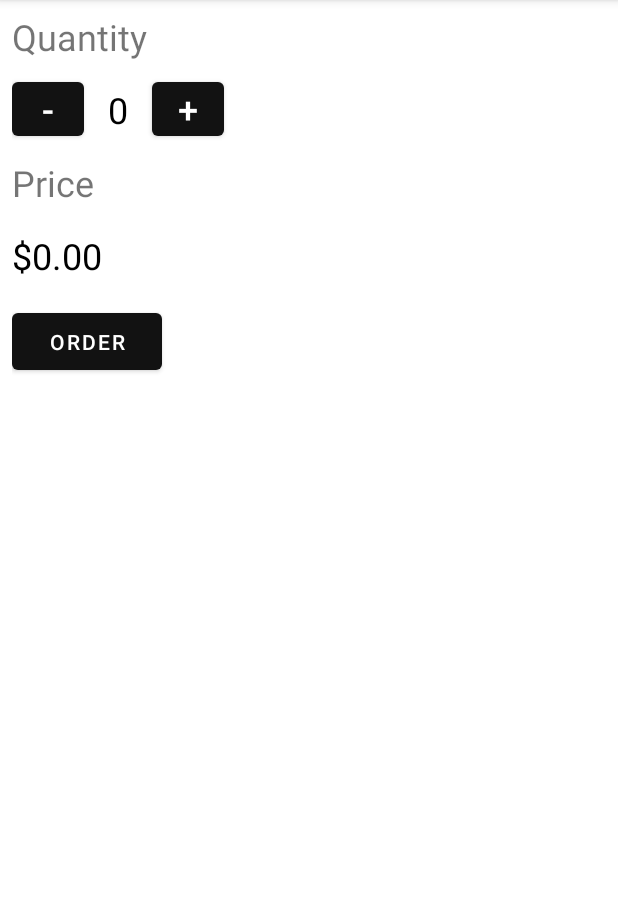
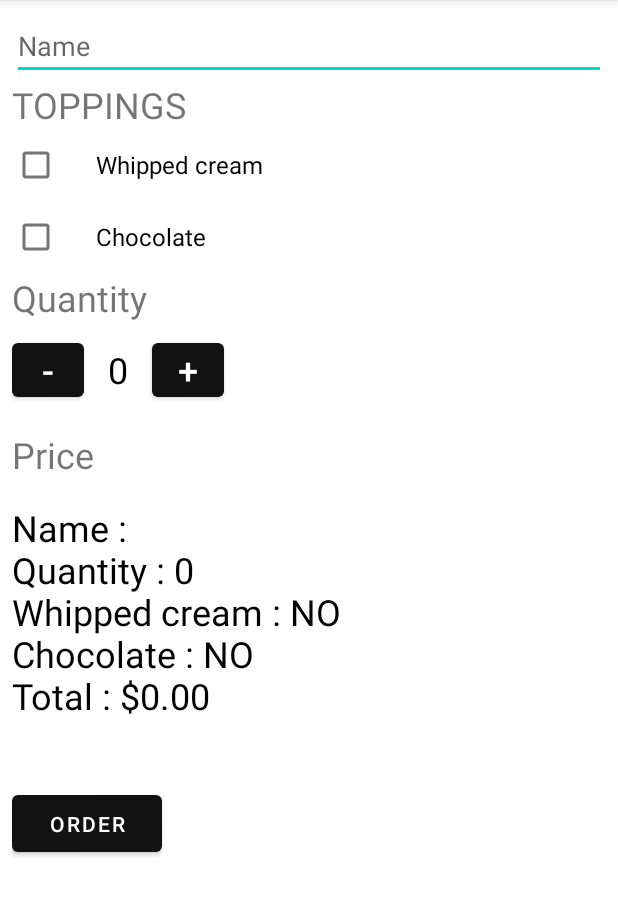
Before and after one commit to EngrTAHAR-Noureddine/udacity_google, an Android app: the screen it shows after launch (MainActivity), after a tap on "ORDER", on a phone screen of 412 x 824 dp, the part 84-1000 px from its top. Run offline under Robolectric (Android 15) with nearby library versions, the phone set to English and light mode, and no system bars.

Commit message:
add checkbox , add some styling , add intent mail

```diff
--- a/second_lesson_inputUI/app/src/main/java/com/example/second_lesson/MainActivity.java
+++ b/second_lesson_inputUI/app/src/main/java/com/example/second_lesson/MainActivity.java
@@ -2,8 +2,12 @@ package com.example.second_lesson;
 
 import androidx.appcompat.app.AppCompatActivity;
 
+import android.content.Intent;
+import android.net.Uri;
 import android.os.Bundle;
 import android.view.View;
+import android.widget.CheckBox;
+import android.widget.EditText;
 import android.widget.TextView;
 
 import java.text.NumberFormat;
@@ -15,6 +19,9 @@ public class MainActivity extends AppCompatActivity {
         setContentView(R.layout.activity_main);
     }
     int numberCoffees =0;
+    boolean hasCream = false;
+    boolean hasChocolate =false;
+    String hasName = "Name";
     public void incrementQuantity(View view){
         numberCoffees++;
         display(numberCoffees);
@@ -23,21 +30,50 @@ public class MainActivity extends AppCompatActivity {
         if(numberCoffees>0)numberCoffees--;
         display(numberCoffees);
     }
-    public void submitOrder(View view){
-
-        displayPrice(numberCoffees * 20);
-    }
     private void display(int number){
         TextView quantityTextView = (TextView) findViewById(R.id.quantity_text_view);
         quantityTextView.setText(""+number);
     }
+
+    public void submitOrder(View view){
+        CheckBox checkBox = (CheckBox) findViewById(R.id.notify_me_checkbox);
+        hasCream = checkBox.isChecked();
+        checkBox = (CheckBox) findViewById(R.id.chocolate_checkbox);
+        hasChocolate = checkBox.isChecked();
+        EditText editText = (EditText) findViewById(R.id.album_description_view);
+        hasName = editText.getText().toString();
+
+        displayPrice(numberCoffees * 20);
+    }
+
     /**
      * This method displays the given price on the screen.
      */
 
     private void displayPrice(int number) {
         TextView priceTextView = (TextView) findViewById(R.id.price_text_view);
-        priceTextView.setText(NumberFormat.getCurrencyInstance().format(number));
+        String name = "Name : ";
+        if(hasName!=null) name+=hasName; else name+="from App";
+        String text = name+"\n";
+         text += String.format("Quantity : %d \n", numberCoffees);
+        text += "Whipped cream :";
+        if(hasCream) text += " YES\n"; else text += " NO\n";
+        text += "Chocolate :";
+        if(hasChocolate) text += " YES\n"; else text += " NO\n";
+        text += "Total : "+NumberFormat.getCurrencyInstance().format(number)+"\n";
+
+
+        priceTextView.setText(text);
+        composeEmail(name,text);
     }
-
+    public void composeEmail( String subject,String body) {
+        Intent intent = new Intent(Intent.ACTION_SENDTO);
+        intent.setData(Uri.parse("mailto:")); // only email apps should handle this
+        //intent.putExtra(Intent.EXTRA_EMAIL, addresses);
+        intent.putExtra(Intent.EXTRA_SUBJECT, subject);
+        intent.putExtra(Intent.EXTRA_TEXT, body);
+        if (intent.resolveActivity(getPackageManager()) != null) {
+            startActivity(intent);
+        }
+    }
 }
--- a/second_lesson_inputUI/app/src/main/res/layout/activity_main.xml
+++ b/second_lesson_inputUI/app/src/main/res/layout/activity_main.xml
@@ -1,20 +1,56 @@
 <?xml version="1.0" encoding="utf-8"?>
-<RelativeLayout xmlns:android="http://schemas.android.com/apk/res/android"
-    xmlns:app="http://schemas.android.com/apk/res-auto"
+<ScrollView
+    xmlns:android="http://schemas.android.com/apk/res/android"
     xmlns:tools="http://schemas.android.com/tools"
+    tools:context=".MainActivity"
+
+    android:layout_width="match_parent"
+    android:layout_height="match_parent">
+
+    <LinearLayout
         android:layout_width="match_parent"
         android:layout_height="match_parent"
         android:padding="8dp"
         android:orientation="vertical"
-    tools:context=".MainActivity">
-
+        >
+        <EditText
+            android:id="@+id/album_description_view"
+            android:layout_width="match_parent"
+            android:layout_height="wrap_content"
+            android:hint="Name"
+            android:inputType="text" />
+        <TextView
+            android:id="@+id/text_of_toppings"
+            android:layout_width="wrap_content"
+            android:layout_height="wrap_content"
+            android:text="TOPPINGS"
+            android:textSize="24sp" />
+        <CheckBox
+            android:id="@+id/notify_me_checkbox"
+            android:layout_width="wrap_content"
+            android:layout_height="wrap_content"
+            android:paddingLeft="24dp"
+            android:textSize="16sp"
+            android:text="Whipped cream"
+            android:textAppearance="?android:textAppearanceMedium" />
+        <CheckBox
+            android:id="@+id/chocolate_checkbox"
+            android:layout_width="wrap_content"
+            android:layout_height="wrap_content"
+            android:paddingLeft="24dp"
+            android:text="Chocolate"
+            android:textSize="16sp" />
         <TextView
             android:id="@+id/text_of_quantity"
             android:layout_width="wrap_content"
             android:layout_height="wrap_content"
             android:text="Quantity"
-        android:textSize="24sp"
-        app:layout_constraintTop_toTopOf="parent" />
+            android:textSize="24sp" />
+        <LinearLayout
+            android:layout_width="match_parent"
+            android:layout_height="wrap_content"
+            android:orientation="horizontal"
+            >
             <Button
                 android:padding="0dp"
                 android:layout_marginTop="8dp"
@@ -23,13 +59,12 @@
                 android:text="-"
                 android:layout_width="48dp"
                 android:layout_height="48dp"
-        android:layout_below="@id/text_of_quantity"
                 android:textSize="24sp"
                 android:textColor="@color/white"
 
                 />
             <TextView
-        android:layout_marginTop="16dp"
+                android:layout_marginTop="8dp"
                 android:layout_marginLeft="16dp"
                 android:id="@+id/quantity_text_view"
                 android:layout_width="wrap_content"
@@ -37,18 +72,14 @@
                 android:text="0"
                 android:textColor="@color/black"
                 android:textSize="24sp"
-        android:layout_below="@id/text_of_quantity"
-        android:layout_toRightOf="@id/button_decrement"
                 />
 
             <Button
                 android:id="@+id/button_increment"
                 android:layout_width="48dp"
                 android:layout_height="48dp"
-        android:layout_below="@id/text_of_quantity"
                 android:layout_marginLeft="16dp"
                 android:layout_marginTop="8dp"
-        android:layout_toRightOf="@id/quantity_text_view"
                 android:onClick="incrementQuantity"
                 android:padding="0dp"
                 android:text="+"
@@ -56,11 +87,7 @@
                 android:textSize="24sp"
 
                 />
-
-
-
-
-
+        </LinearLayout>
         <TextView
             android:id="@+id/text_of_price"
             android:layout_width="wrap_content"
@@ -68,31 +95,26 @@
             android:text="Price"
             android:textSize="24sp"
             android:layout_marginTop="16dp"
-        app:layout_constraintBottom_toBottomOf="@id/quantity_text_view"
-        android:layout_below="@id/quantity_text_view"
             />
         <TextView
             android:id="@+id/price_text_view"
             android:layout_width="wrap_content"
             android:layout_height="wrap_content"
-        android:text="$0"
+            android:text="Total : $0"
             android:textColor="@color/black"
             android:textSize="24sp"
             android:layout_marginTop="16dp"
-        app:layout_constraintBottom_toBottomOf="@id/text_of_price"
-        android:layout_below="@id/text_of_price"
             />
         <Button
             android:id="@+id/button_order"
             android:onClick="submitOrder"
             android:layout_width="100dp"
             android:layout_height="50dp"
-        android:layout_below="@id/price_text_view"
             android:layout_marginTop="16dp"
             android:text="Order"
             android:textColor="@color/white"
-        app:layout_constraintBottom_toBottomOf="@id/price_text_view"
-
             />
 
-</RelativeLayout>
+    </LinearLayout>
+
+</ScrollView>
```
Lines whose indentation alone changed are shown as unchanged.
